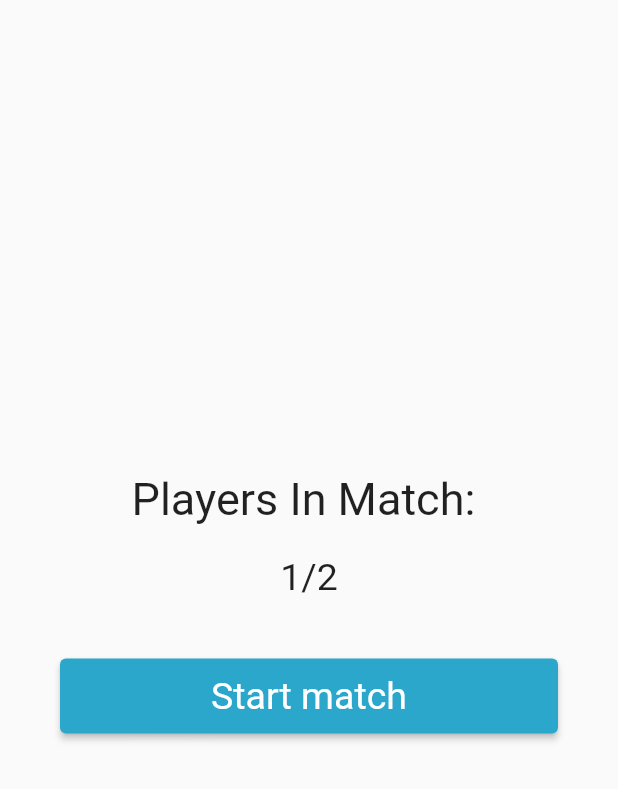
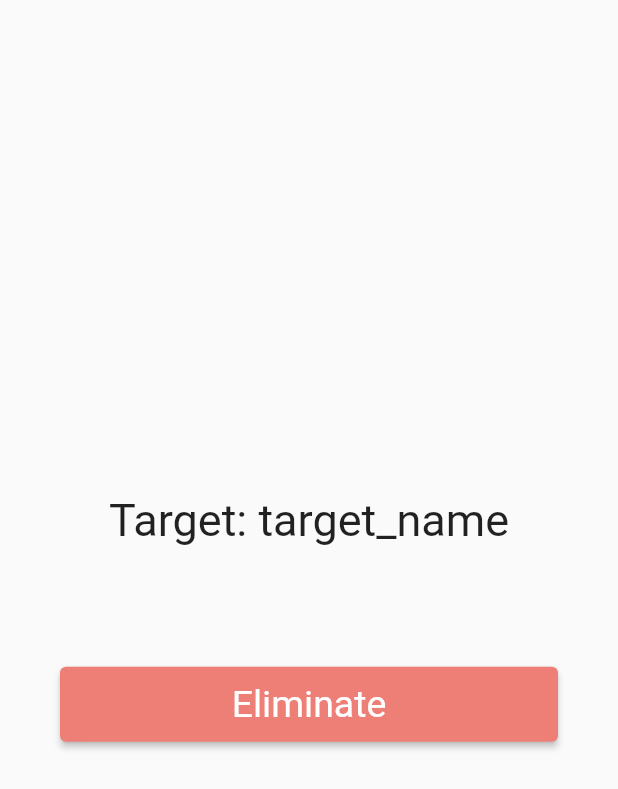
Before and after one commit to Assassinators-who-s-next/Sign-In-Authentication-Who-s-Next, a Flutter app: what homeScreenContent() shows on an empty page, opened directly with empty values, on a phone screen of 412 x 824 dp. Shown: the top 789 px of the screen. Run offline on Flutter 3.47's test engine with Material 2 defaults, Android fonts, the phone set to English and light mode, and no system bars; our stand-ins replace cloud_firestore, firebase_auth, firebase_core, firebase_storage, google_sign_in, shared_preferences; accounts and stored records are empty; network calls fail.

Commit message:
Created popup modal and updated user_home to display placeholder data rather than account data to try and circumvent error

```diff
--- a/lib/pages/user_home.dart
+++ b/lib/pages/user_home.dart
@@ -2,7 +2,7 @@ import 'package:basic_auth/components/game_list_drawer.dart';
 import 'package:basic_auth/components/profile_picture.dart';
 import 'package:basic_auth/globals.dart';
 import 'package:basic_auth/models/match_options.dart';
-import 'package:basic_auth/utils/user_preferences.dart';
+import 'package:basic_auth/utils/popup_modal.dart';
 import 'package:flutter/material.dart';
 import 'package:basic_auth/models/user_data.dart';
 
@@ -49,7 +49,7 @@ class _UserHomeState extends State<UserHome> {
 }
 
 Widget homeScreenContent(BuildContext context, double screenWidth, double screenHeight) {
-  bool gameStarted = false;
+  bool gameStarted = true;
   return Stack(children: [
     InfoButton(context, screenWidth, screenHeight),
     gameStarted ? eliminationTargetScreen(screenWidth) : prematchScreen(screenWidth),
@@ -57,8 +57,9 @@ Widget homeScreenContent(BuildContext context, double screenWidth, double screen
 }
 
 Center eliminationTargetScreen(double screenWidth) {
-  UserData targetData = myUserData;
+  //UserData targetData = myUserData;
   //UserData targetData = UserPreferences.user;
+  UserData targetData = UserData(description: '', email: '', frequentedLocations: '', imagePath: '', name: 'target_name', pronouns: '', uid: '');
   return Center(
     child: Column(
       mainAxisAlignment: MainAxisAlignment.center,
@@ -106,15 +107,16 @@ Container InfoButton(BuildContext context, double screenWidth, double screenHeig
         padding: const EdgeInsets.all(10.0),
         child: InkWell(
           borderRadius: BorderRadius.circular(size),
-          onTap: () => showDialog(
-              context: context,
-              builder: (_) => AlertDialog(
-                    title: const Text("Match Info: ", style: const TextStyle(fontSize: 35, fontWeight: FontWeight.bold)),
-                    content: Container(child: AboutPopupContent(), width: screenWidth * .9, height: screenHeight * .9),
-                    actions: [
-                      TextButton(onPressed: () => Navigator.pop(context), child: const Text("Close", style: TextStyle(fontSize: 18))),
-                    ],
-                  )),
+          onTap: () => showPopup(
+            context,
+            const Text("Match Info: ", style: const TextStyle(fontSize: 35, fontWeight: FontWeight.bold)),
+            AboutPopupContent(),
+            [
+              closeButton(context),
+            ],
+            screenWidth * .9,
+            screenHeight * .9,
+            ),
           child: Icon(Icons.info, size: size),
         ),
       ),
```
Also changed, not shown: lib/utils/popup_modal.dart (added, +26 -0 lines).
